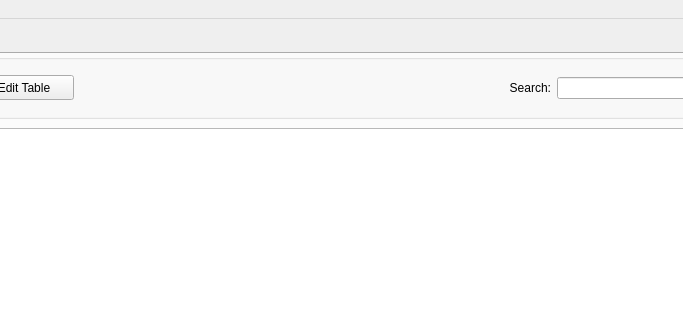
First picture: the form in ui/GeochronMain.ui, repository kathrynmetcalf/GeoCORK, before the edit; both pictures show x 261 to 944 and y 0 to 320 of the 1275 by 700 pixel window.
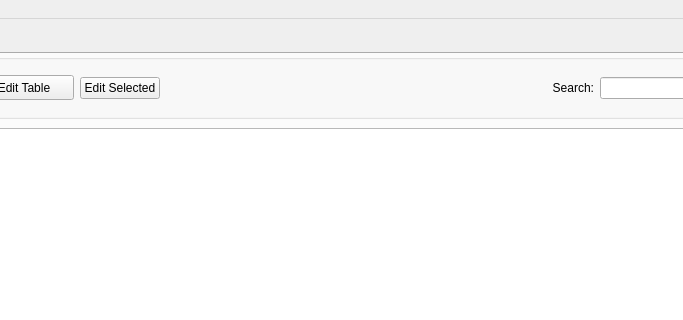
Second picture: the form after the edit. The open tabs and pages were chosen to show the change.

Commit message: Added Edit Selected button to GeoChronMain Added context menu to check or uncheck all samples Added text of selected items to comboboxes

Patch:
```diff
--- a/ui/GeochronMain.ui
+++ b/ui/GeochronMain.ui
@@ -149,6 +149,13 @@
                </property>
               </widget>
              </item>
+             <item>
+              <widget class="QPushButton" name="edit_samples_pushButton">
+               <property name="text">
+                <string>Edit Selected</string>
+               </property>
+              </widget>
+             </item>
              <item>
               <spacer name="horizontalSpacer">
                <property name="orientation">
```
Left out of the diff: 2 changed lines with no effect on the pictures. The commit also changes 4 other files.
